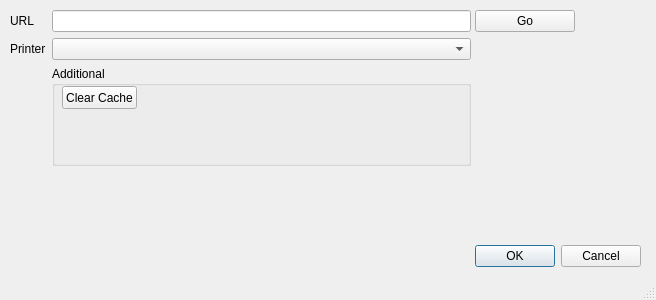
Before: the Qt Designer form optionsdialog.ui in jasonknight/salor-bin, drawn with Qt 5.
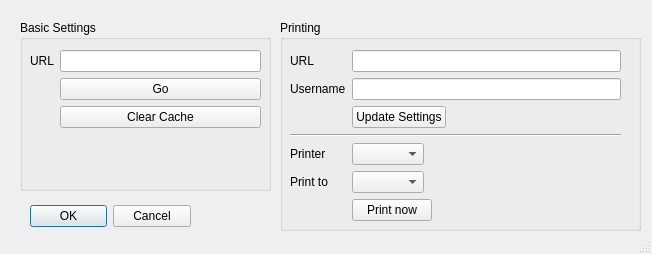
After: the same form once the commit is applied.

What changed in the file:
```diff
--- a/optionsdialog.ui
+++ b/optionsdialog.ui
@@ -8,8 +8,8 @@
    <rect>
     <x>0</x>
     <y>0</y>
-    <width>656</width>
-    <height>300</height>
+    <width>652</width>
+    <height>254</height>
    </rect>
   </property>
   <property name="windowTitle">
@@ -21,9 +21,9 @@
   <widget class="QDialogButtonBox" name="buttonBox">
    <property name="geometry">
     <rect>
-     <x>300</x>
-     <y>240</y>
-     <width>341</width>
+     <x>30</x>
+     <y>200</y>
+     <width>161</width>
      <height>32</height>
     </rect>
    </property>
@@ -34,113 +34,168 @@
     <set>QDialogButtonBox::Cancel|QDialogButtonBox::Ok</set>
    </property>
   </widget>
-  <widget class="QWidget" name="formLayoutWidget">
+  <widget class="QGroupBox" name="groupBox_2">
    <property name="geometry">
     <rect>
-     <x>10</x>
-     <y>10</y>
-     <width>461</width>
-     <height>254</height>
+     <x>20</x>
+     <y>20</y>
+     <width>251</width>
+     <height>171</height>
     </rect>
    </property>
-   <layout class="QFormLayout" name="formLayout">
-    <property name="sizeConstraint">
-     <enum>QLayout::SetNoConstraint</enum>
+   <property name="minimumSize">
+    <size>
+     <width>0</width>
+     <height>100</height>
+    </size>
+   </property>
+   <property name="title">
+    <string>Basic Settings</string>
+   </property>
+   <widget class="QWidget" name="formLayoutWidget_3">
+    <property name="geometry">
+     <rect>
+      <x>10</x>
+      <y>30</y>
+      <width>231</width>
+      <height>131</height>
+     </rect>
     </property>
-    <property name="fieldGrowthPolicy">
-     <enum>QFormLayout::AllNonFixedFieldsGrow</enum>
-    </property>
-    <item row="0" column="0">
-     <widget class="QLabel" name="label">
-      <property name="text">
-       <string>URL</string>
-      </property>
-     </widget>
-    </item>
-    <item row="0" column="1">
-     <widget class="QLineEdit" name="URLEdit">
-      <property name="sizePolicy">
-       <sizepolicy hsizetype="Expanding" vsizetype="Fixed">
-        <horstretch>1</horstretch>
-        <verstretch>0</verstretch>
-       </sizepolicy>
-      </property>
-      <property name="minimumSize">
-       <size>
-        <width>300</width>
-        <height>0</height>
-       </size>
-      </property>
-     </widget>
-    </item>
-    <item row="1" column="0">
-     <widget class="QLabel" name="label_2">
-      <property name="text">
-       <string>Printer</string>
-      </property>
-     </widget>
-    </item>
-    <item row="1" column="1">
-     <widget class="QComboBox" name="printerComboBox"/>
-    </item>
-    <item row="2" column="1">
-     <widget class="QGroupBox" name="groupBox">
-      <property name="minimumSize">
-       <size>
-        <width>0</width>
-        <height>100</height>
-       </size>
-      </property>
-      <property name="title">
-       <string>Additional</string>
-      </property>
-      <widget class="QPushButton" name="ClearCacheButton">
-       <property name="geometry">
-        <rect>
-         <x>10</x>
-         <y>20</y>
-         <width>75</width>
-         <height>23</height>
-        </rect>
+    <layout class="QFormLayout" name="formLayout_3">
+     <item row="0" column="0">
+      <widget class="QLabel" name="label">
+       <property name="text">
+        <string>URL</string>
        </property>
+      </widget>
+     </item>
+     <item row="0" column="1">
+      <widget class="QLineEdit" name="urlEditInput">
+       <property name="sizePolicy">
+        <sizepolicy hsizetype="MinimumExpanding" vsizetype="Fixed">
+         <horstretch>1</horstretch>
+         <verstretch>0</verstretch>
+        </sizepolicy>
+       </property>
+       <property name="minimumSize">
+        <size>
+         <width>100</width>
+         <height>0</height>
+        </size>
+       </property>
+      </widget>
+     </item>
+     <item row="1" column="1">
+      <widget class="QPushButton" name="goButton">
+       <property name="minimumSize">
+        <size>
+         <width>100</width>
+         <height>0</height>
+        </size>
+       </property>
+       <property name="text">
+        <string>Go</string>
+       </property>
+      </widget>
+     </item>
+     <item row="2" column="1">
+      <widget class="QPushButton" name="clearCacheButton">
        <property name="text">
         <string>Clear Cache</string>
        </property>
       </widget>
-     </widget>
-    </item>
-   </layout>
+     </item>
+    </layout>
+   </widget>
   </widget>
-  <widget class="QWidget" name="formLayoutWidget_2">
+  <widget class="QGroupBox" name="groupBox">
    <property name="geometry">
     <rect>
-     <x>470</x>
-     <y>10</y>
-     <width>160</width>
-     <height>221</height>
+     <x>280</x>
+     <y>20</y>
+     <width>361</width>
+     <height>211</height>
     </rect>
    </property>
-   <layout class="QFormLayout" name="formLayout_2">
-    <property name="fieldGrowthPolicy">
-     <enum>QFormLayout::AllNonFixedFieldsGrow</enum>
+   <property name="title">
+    <string>Printing</string>
+   </property>
+   <widget class="QWidget" name="formLayoutWidget">
+    <property name="geometry">
+     <rect>
+      <x>10</x>
+      <y>30</y>
+      <width>331</width>
+      <height>171</height>
+     </rect>
     </property>
-    <property name="leftMargin">
-     <number>5</number>
-    </property>
-    <item row="0" column="0">
-     <widget class="QPushButton" name="pushButton">
-      <property name="minimumSize">
-       <size>
-        <width>100</width>
-        <height>0</height>
-       </size>
-      </property>
-      <property name="text">
-       <string>Go</string>
-      </property>
-     </widget>
-    </item>
-   </layout>
+    <layout class="QFormLayout" name="formLayout">
+     <property name="fieldGrowthPolicy">
+      <enum>QFormLayout::ExpandingFieldsGrow</enum>
+     </property>
+     <item row="0" column="0">
+      <widget class="QLabel" name="label_3">
+       <property name="text">
+        <string>URL</string>
+       </property>
+      </widget>
+     </item>
+     <item row="0" column="1">
+      <widget class="QLineEdit" name="printUrlInput"/>
+     </item>
+     <item row="1" column="0">
+      <widget class="QLabel" name="label_4">
+       <property name="text">
+        <string>Username</string>
+       </property>
+      </widget>
+     </item>
+     <item row="1" column="1">
+      <widget class="QLineEdit" name="printUsernameInput"/>
+     </item>
+     <item row="2" column="1">
+      <widget class="QPushButton" name="updateSettingsButton">
+       <property name="text">
+        <string>Update Settings</string>
+       </property>
+      </widget>
+     </item>
+     <item row="5" column="1">
+      <widget class="QComboBox" name="localPrinters1Combo"/>
+     </item>
+     <item row="5" column="0">
+      <widget class="QLabel" name="label_5">
+       <property name="text">
+        <string>Print to</string>
+       </property>
+      </widget>
+     </item>
+     <item row="3" column="0" colspan="2">
+      <widget class="Line" name="line">
+       <property name="orientation">
+        <enum>Qt::Horizontal</enum>
+       </property>
+      </widget>
+     </item>
+     <item row="6" column="1">
+      <widget class="QPushButton" name="printNowButton">
+       <property name="text">
+        <string>Print now</string>
+       </property>
+      </widget>
+     </item>
+     <item row="4" column="1">
+      <widget class="QComboBox" name="remotePrinters1Combo"/>
+     </item>
+     <item row="4" column="0">
+      <widget class="QLabel" name="label_2">
+       <property name="text">
+        <string>Printer</string>
+       </property>
+      </widget>
+     </item>
+    </layout>
+   </widget>
   </widget>
  </widget>
  <resources/>
```
Left out of the diff: 40 changed lines with no effect on the pictures.
